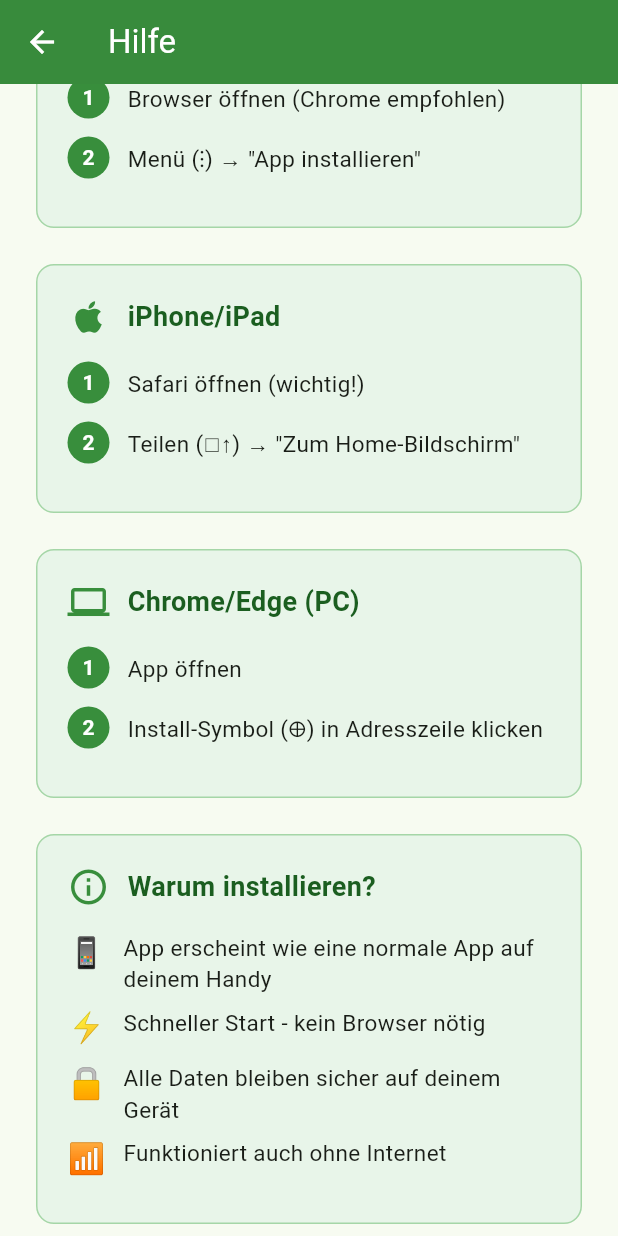
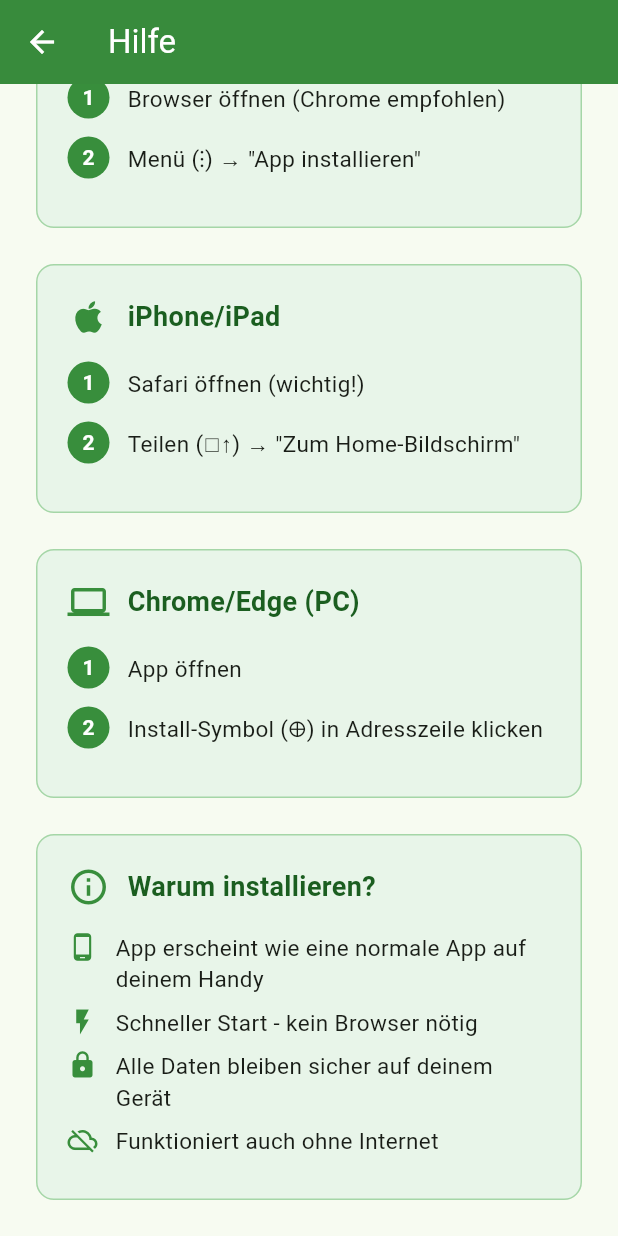
Before and after one commit to oliverbyte/appnehmen, a Flutter app: the HelpScreen screen opened directly, scrolled down 552 dp, on a phone screen of 412 x 824 dp. Run offline on Flutter 3.47's test engine with Material 3 defaults, Android fonts, the phone set to English and light mode, and no system bars; our stand-ins replace confetti, fl_chart, shared_preferences; missing offline and left inert: dart:js; accounts and stored records are empty.

Commit message:
fix: replace emojis with green icons in help screen
- Replace phone, lightning, lock, and signal emojis with Material icons
- Use consistent green[700] color for all benefit icons
- Update _buildBenefit function to use IconData instead of String

```diff
--- a/lib/screens/help_screen.dart
+++ b/lib/screens/help_screen.dart
@@ -197,10 +197,10 @@
                       ],
                     ),
                     const SizedBox(height: 16),
-                    _buildBenefit('📱', 'App erscheint wie eine normale App auf deinem Handy'),
-                    _buildBenefit('⚡', 'Schneller Start - kein Browser nötig'),
-                    _buildBenefit('🔒', 'Alle Daten bleiben sicher auf deinem Gerät'),
-                    _buildBenefit('📶', 'Funktioniert auch ohne Internet'),
+                    _buildBenefit(Icons.phone_android, 'App erscheint wie eine normale App auf deinem Handy'),
+                    _buildBenefit(Icons.flash_on, 'Schneller Start - kein Browser nötig'),
+                    _buildBenefit(Icons.lock, 'Alle Daten bleiben sicher auf deinem Gerät'),
+                    _buildBenefit(Icons.cloud_off, 'Funktioniert auch ohne Internet'),
                   ],
                 ),
               ),
@@ -253,15 +253,16 @@
     );
   }
 
-  Widget _buildBenefit(String emoji, String text) {
+  Widget _buildBenefit(IconData icon, String text) {
     return Padding(
       padding: const EdgeInsets.only(bottom: 8),
       child: Row(
         crossAxisAlignment: CrossAxisAlignment.start,
         children: [
-          Text(
-            emoji,
-            style: const TextStyle(fontSize: 20),
+          Icon(
+            icon,
+            color: Colors.green[700],
+            size: 20,
           ),
           const SizedBox(width: 12),
           Expanded(
```
